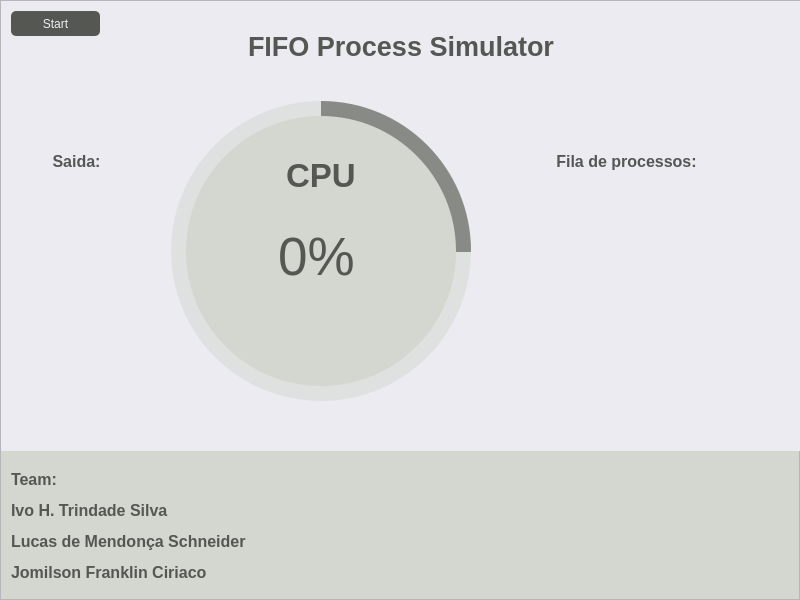
First picture: the form in ui_fifo_simulator/fifo_simulator.ui, repository hadtrindade/fifo-simulator, before the edit.
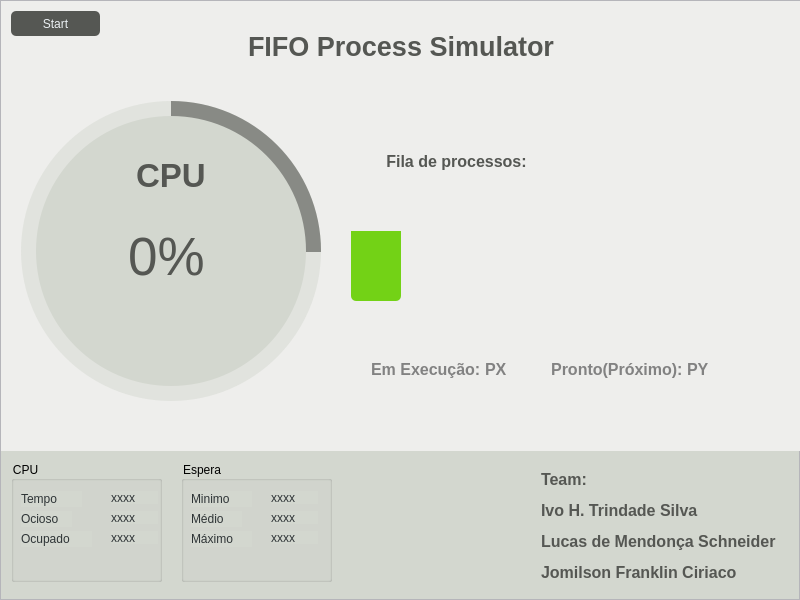
Second picture: the form after the edit.

Commit message: alteração na GUI.

Diff of the .ui file:
```diff
--- a/ui_fifo_simulator/fifo_simulator.ui
+++ b/ui_fifo_simulator/fifo_simulator.ui
@@ -81,7 +81,7 @@
         </size>
        </property>
        <property name="styleSheet">
-        <string notr="true"/>
+        <string notr="true">background-color: rgb(238, 238, 236);</string>
        </property>
        <property name="frameShape">
         <enum>QFrame::NoFrame</enum>
@@ -109,7 +109,7 @@
        <widget class="QFrame" name="circular_progress_bar_base">
         <property name="geometry">
          <rect>
-          <x>160</x>
+          <x>10</x>
           <y>90</y>
           <width>320</width>
           <height>320</height>
@@ -252,71 +252,10 @@
         <zorder>circular_progress</zorder>
         <zorder>container</zorder>
        </widget>
-       <widget class="QFrame" name="queue_p1">
-        <property name="geometry">
-         <rect>
-          <x>490</x>
-          <y>210</y>
-          <width>81</width>
-          <height>71</height>
-         </rect>
-        </property>
-        <property name="styleSheet">
-         <string notr="true"/>
-        </property>
-        <property name="frameShape">
-         <enum>QFrame::NoFrame</enum>
-        </property>
-        <property name="frameShadow">
-         <enum>QFrame::Raised</enum>
-        </property>
-        <layout class="QVBoxLayout" name="verticalLayout_2">
-         <item>
-          <widget class="QLabel" name="label_p1">
-           <property name="font">
-            <font>
-             <pointsize>15</pointsize>
-            </font>
-           </property>
-           <property name="styleSheet">
-            <string notr="true">QLabel{
-	color: rgb(85, 87, 83);
-	background-color: none;
-}</string>
-           </property>
-           <property name="text">
-            <string/>
-           </property>
-           <property name="alignment">
-            <set>Qt::AlignCenter</set>
-           </property>
-          </widget>
-         </item>
-        </layout>
-       </widget>
-       <widget class="QFrame" name="result_process">
-        <property name="geometry">
-         <rect>
-          <x>10</x>
-          <y>190</y>
-          <width>141</width>
-          <height>121</height>
-         </rect>
-        </property>
-        <property name="styleSheet">
-         <string notr="true"/>
-        </property>
-        <property name="frameShape">
-         <enum>QFrame::NoFrame</enum>
-        </property>
-        <property name="frameShadow">
-         <enum>QFrame::Raised</enum>
-        </property>
-       </widget>
        <widget class="QLabel" name="label_queue">
         <property name="geometry">
          <rect>
-          <x>550</x>
+          <x>380</x>
           <y>150</y>
           <width>151</width>
           <height>21</height>
@@ -326,103 +265,6 @@
          <string>&lt;html&gt;&lt;head/&gt;&lt;body&gt;&lt;p align=&quot;center&quot;&gt;&lt;span style=&quot; font-size:12pt; font-weight:600; color:#555753;&quot;&gt;Fila de processos:&lt;/span&gt;&lt;/p&gt;&lt;/body&gt;&lt;/html&gt;</string>
         </property>
        </widget>
-       <widget class="QFrame" name="queue_p2">
-        <property name="geometry">
-         <rect>
-          <x>590</x>
-          <y>210</y>
-          <width>81</width>
-          <height>71</height>
-         </rect>
-        </property>
-        <property name="styleSheet">
-         <string notr="true"/>
-        </property>
-        <property name="frameShape">
-         <enum>QFrame::NoFrame</enum>
-        </property>
-        <property name="frameShadow">
-         <enum>QFrame::Raised</enum>
-        </property>
-        <layout class="QVBoxLayout" name="verticalLayout_3">
-         <item>
-          <widget class="QLabel" name="label_p2">
-           <property name="font">
-            <font>
-             <pointsize>15</pointsize>
-            </font>
-           </property>
-           <property name="styleSheet">
-            <string notr="true">QLabel{
-	color: rgb(85, 87, 83);
-	background-color: none;
-}</string>
-           </property>
-           <property name="text">
-            <string/>
-           </property>
-           <property name="alignment">
-            <set>Qt::AlignCenter</set>
-           </property>
-          </widget>
-         </item>
-        </layout>
-       </widget>
-       <widget class="QFrame" name="queue_p3">
-        <property name="geometry">
-         <rect>
-          <x>690</x>
-          <y>210</y>
-          <width>81</width>
-          <height>71</height>
-         </rect>
-        </property>
-        <property name="styleSheet">
-         <string notr="true"/>
-        </property>
-        <property name="frameShape">
-         <enum>QFrame::NoFrame</enum>
-        </property>
-        <property name="frameShadow">
-         <enum>QFrame::Raised</enum>
-        </property>
-        <layout class="QVBoxLayout" name="verticalLayout_4">
-         <item>
-          <widget class="QLabel" name="label_p3">
-           <property name="font">
-            <font>
-             <pointsize>15</pointsize>
-            </font>
-           </property>
-           <property name="styleSheet">
-            <string notr="true">QLabel{
-	color: rgb(85, 87, 83);
-	background-color: none;
-}</string>
-           </property>
-           <property name="text">
-            <string/>
-           </property>
-           <property name="alignment">
-            <set>Qt::AlignCenter</set>
-           </property>
-          </widget>
-         </item>
-        </layout>
-       </widget>
-       <widget class="QLabel" name="label_output">
-        <property name="geometry">
-         <rect>
-          <x>0</x>
-          <y>150</y>
-          <width>151</width>
-          <height>21</height>
-         </rect>
-        </property>
-        <property name="text">
-         <string>&lt;html&gt;&lt;head/&gt;&lt;body&gt;&lt;p align=&quot;center&quot;&gt;&lt;span style=&quot; font-size:12pt; font-weight:600; color:#555753;&quot;&gt;Saida:&lt;/span&gt;&lt;/p&gt;&lt;/body&gt;&lt;/html&gt;</string>
-        </property>
-       </widget>
        <widget class="QPushButton" name="button_start_stop">
         <property name="geometry">
          <rect>
@@ -456,6 +298,109 @@
          <string>Start</string>
         </property>
        </widget>
+       <widget class="QFrame" name="frame">
+        <property name="geometry">
+         <rect>
+          <x>370</x>
+          <y>330</y>
+          <width>381</width>
+          <height>77</height>
+         </rect>
+        </property>
+        <property name="frameShape">
+         <enum>QFrame::NoFrame</enum>
+        </property>
+        <property name="frameShadow">
+         <enum>QFrame::Raised</enum>
+        </property>
+        <layout class="QHBoxLayout" name="horizontalLayout">
+         <property name="spacing">
+          <number>0</number>
+         </property>
+         <property name="leftMargin">
+          <number>0</number>
+         </property>
+         <property name="topMargin">
+          <number>0</number>
+         </property>
+         <property name="rightMargin">
+          <number>0</number>
+         </property>
+         <property name="bottomMargin">
+          <number>0</number>
+         </property>
+         <item>
+          <widget class="QLabel" name="label_in_exec">
+           <property name="text">
+            <string>&lt;html&gt;&lt;head/&gt;&lt;body&gt;&lt;p&gt;&lt;span style=&quot; font-size:12pt; font-weight:600; color:#828282;&quot;&gt;Em Execução: &lt;/span&gt;&lt;/p&gt;&lt;/body&gt;&lt;/html&gt;</string>
+           </property>
+          </widget>
+         </item>
+         <item>
+          <widget class="QLabel" name="label_in_exec_p">
+           <property name="text">
+            <string>&lt;html&gt;&lt;head/&gt;&lt;body&gt;&lt;p&gt;&lt;span style=&quot; font-size:12pt; font-weight:600; color:#828282;&quot;&gt;PX&lt;/span&gt;&lt;/p&gt;&lt;/body&gt;&lt;/html&gt;</string>
+           </property>
+          </widget>
+         </item>
+         <item>
+          <widget class="QLabel" name="label_ready">
+           <property name="text">
+            <string>&lt;html&gt;&lt;head/&gt;&lt;body&gt;&lt;p align=&quot;right&quot;&gt;&lt;span style=&quot; font-size:12pt; font-weight:600; color:#828282;&quot;&gt;Pronto(Próximo): &lt;/span&gt;&lt;/p&gt;&lt;/body&gt;&lt;/html&gt;</string>
+           </property>
+          </widget>
+         </item>
+         <item>
+          <widget class="QLabel" name="label_ready_p">
+           <property name="text">
+            <string>&lt;html&gt;&lt;head/&gt;&lt;body&gt;&lt;p&gt;&lt;span style=&quot; font-size:12pt; font-weight:600; color:#828282;&quot;&gt;PY&lt;/span&gt;&lt;/p&gt;&lt;/body&gt;&lt;/html&gt;</string>
+           </property>
+          </widget>
+         </item>
+        </layout>
+       </widget>
+       <widget class="QProgressBar" name="process_bar">
+        <property name="geometry">
+         <rect>
+          <x>350</x>
+          <y>200</y>
+          <width>50</width>
+          <height>100</height>
+         </rect>
+        </property>
+        <property name="styleSheet">
+         <string notr="true">QProgressBar {
+	color:  rgb(69, 69,69);
+	border: 0px solid;
+	border-radius: 5px;
+	border-style: none;
+	background-position: center;
+	text-align: center;
+	background-color: rgb(115, 210, 22);
+}
+
+QProgressBar::chunk {
+	background-color: rgb(238, 238, 236);
+
+}
+</string>
+        </property>
+        <property name="value">
+         <number>30</number>
+        </property>
+        <property name="textVisible">
+         <bool>false</bool>
+        </property>
+        <property name="orientation">
+         <enum>Qt::Vertical</enum>
+        </property>
+        <property name="invertedAppearance">
+         <bool>true</bool>
+        </property>
+        <property name="textDirection">
+         <enum>QProgressBar::TopToBottom</enum>
+        </property>
+       </widget>
       </widget>
      </item>
      <item>
@@ -472,9 +417,9 @@
        <widget class="QLabel" name="label_stats">
         <property name="geometry">
          <rect>
-          <x>10</x>
+          <x>540</x>
           <y>10</y>
-          <width>451</width>
+          <width>251</width>
           <height>131</height>
          </rect>
         </property>
@@ -482,6 +427,199 @@
          <string>&lt;html&gt;&lt;head/&gt;&lt;body&gt;&lt;p&gt;&lt;span style=&quot; font-size:12pt; font-weight:600; color:#555753;&quot;&gt;Team:&lt;/span&gt;&lt;/p&gt;&lt;p&gt;&lt;span style=&quot; font-size:12pt; font-weight:600; color:#555753;&quot;&gt;Ivo H. Trindade Silva&lt;/span&gt;&lt;/p&gt;&lt;p&gt;&lt;span style=&quot; font-size:12pt; font-weight:600; color:#555753;&quot;&gt;Lucas de Mendonça Schneider&lt;/span&gt;&lt;/p&gt;&lt;p&gt;&lt;span style=&quot; font-size:12pt; font-weight:600; color:#555753;&quot;&gt;Jomilson Franklin Ciriaco&lt;/span&gt;&lt;/p&gt;&lt;/body&gt;&lt;/html&gt;</string>
         </property>
        </widget>
+       <widget class="QGroupBox" name="group_box_cpu">
+        <property name="geometry">
+         <rect>
+          <x>10</x>
+          <y>10</y>
+          <width>151</width>
+          <height>121</height>
+         </rect>
+        </property>
+        <property name="styleSheet">
+         <string notr="true">QLabel {
+	color: rgb(46, 52, 54);
+}</string>
+        </property>
+        <property name="title">
+         <string>CPU</string>
+        </property>
+        <widget class="QLabel" name="lavel_cpu_time">
+         <property name="geometry">
+          <rect>
+           <x>10</x>
+           <y>30</y>
+           <width>61</width>
+           <height>16</height>
+          </rect>
+         </property>
+         <property name="text">
+          <string>Tempo</string>
+         </property>
+        </widget>
+        <widget class="QLabel" name="label_cpu_idle">
+         <property name="geometry">
+          <rect>
+           <x>10</x>
+           <y>50</y>
+           <width>51</width>
+           <height>16</height>
+          </rect>
+         </property>
+         <property name="text">
+          <string>Ocioso</string>
+         </property>
+        </widget>
+        <widget class="QLabel" name="label_cpu_busy">
+         <property name="geometry">
+          <rect>
+           <x>10</x>
+           <y>70</y>
+           <width>71</width>
+           <height>16</height>
+          </rect>
+         </property>
+         <property name="text">
+          <string>Ocupado</string>
+         </property>
+        </widget>
+        <widget class="QLabel" name="cpu_time_value">
+         <property name="geometry">
+          <rect>
+           <x>100</x>
+           <y>30</y>
+           <width>47</width>
+           <height>13</height>
+          </rect>
+         </property>
+         <property name="text">
+          <string>xxxx</string>
+         </property>
+        </widget>
+        <widget class="QLabel" name="cpu_idel_value">
+         <property name="geometry">
+          <rect>
+           <x>100</x>
+           <y>50</y>
+           <width>47</width>
+           <height>13</height>
+          </rect>
+         </property>
+         <property name="text">
+          <string>xxxx</string>
+         </property>
+        </widget>
+        <widget class="QLabel" name="cpu_basy_value">
+         <property name="geometry">
+          <rect>
+           <x>100</x>
+           <y>70</y>
+           <width>47</width>
+           <height>13</height>
+          </rect>
+         </property>
+         <property name="text">
+          <string>xxxx</string>
+         </property>
+        </widget>
+       </widget>
+       <widget class="QGroupBox" name="group_box_wait">
+        <property name="geometry">
+         <rect>
+          <x>180</x>
+          <y>10</y>
+          <width>151</width>
+          <height>121</height>
+         </rect>
+        </property>
+        <property name="styleSheet">
+         <string notr="true">QLabel {
+	
+	color: rgb(46, 52, 54);
+}</string>
+        </property>
+        <property name="title">
+         <string>Espera</string>
+        </property>
+        <widget class="QLabel" name="label_wait_avarage">
+         <property name="geometry">
+          <rect>
+           <x>10</x>
+           <y>50</y>
+           <width>51</width>
+           <height>16</height>
+          </rect>
+         </property>
+         <property name="text">
+          <string>Médio</string>
+         </property>
+        </widget>
+        <widget class="QLabel" name="label_wait_min">
+         <property name="geometry">
+          <rect>
+           <x>10</x>
+           <y>30</y>
+           <width>61</width>
+           <height>16</height>
+          </rect>
+         </property>
+         <property name="text">
+          <string>Minimo</string>
+         </property>
+        </widget>
+        <widget class="QLabel" name="label_wait_max">
+         <property name="geometry">
+          <rect>
+           <x>10</x>
+           <y>70</y>
+           <width>61</width>
+           <height>16</height>
+          </rect>
+         </property>
+         <property name="text">
+          <string>Máximo</string>
+         </property>
+        </widget>
+        <widget class="QLabel" name="wait_min">
+         <property name="geometry">
+          <rect>
+           <x>90</x>
+           <y>30</y>
+           <width>47</width>
+           <height>13</height>
+          </rect>
+         </property>
+         <property name="text">
+          <string>xxxx</string>
+         </property>
+        </widget>
+        <widget class="QLabel" name="wait_max">
+         <property name="geometry">
+          <rect>
+           <x>90</x>
+           <y>70</y>
+           <width>47</width>
+           <height>13</height>
+          </rect>
+         </property>
+         <property name="text">
+          <string>xxxx</string>
+         </property>
+        </widget>
+        <widget class="QLabel" name="wait_mean">
+         <property name="geometry">
+          <rect>
+           <x>90</x>
+           <y>50</y>
+           <width>47</width>
+           <height>13</height>
+          </rect>
+         </property>
+         <property name="text">
+          <string>xxxx</string>
+         </property>
+        </widget>
+       </widget>
       </widget>
      </item>
     </layout>
```
Left out of the diff: 2 changed lines with no effect on the pictures. The commit also changes 1 other file.
